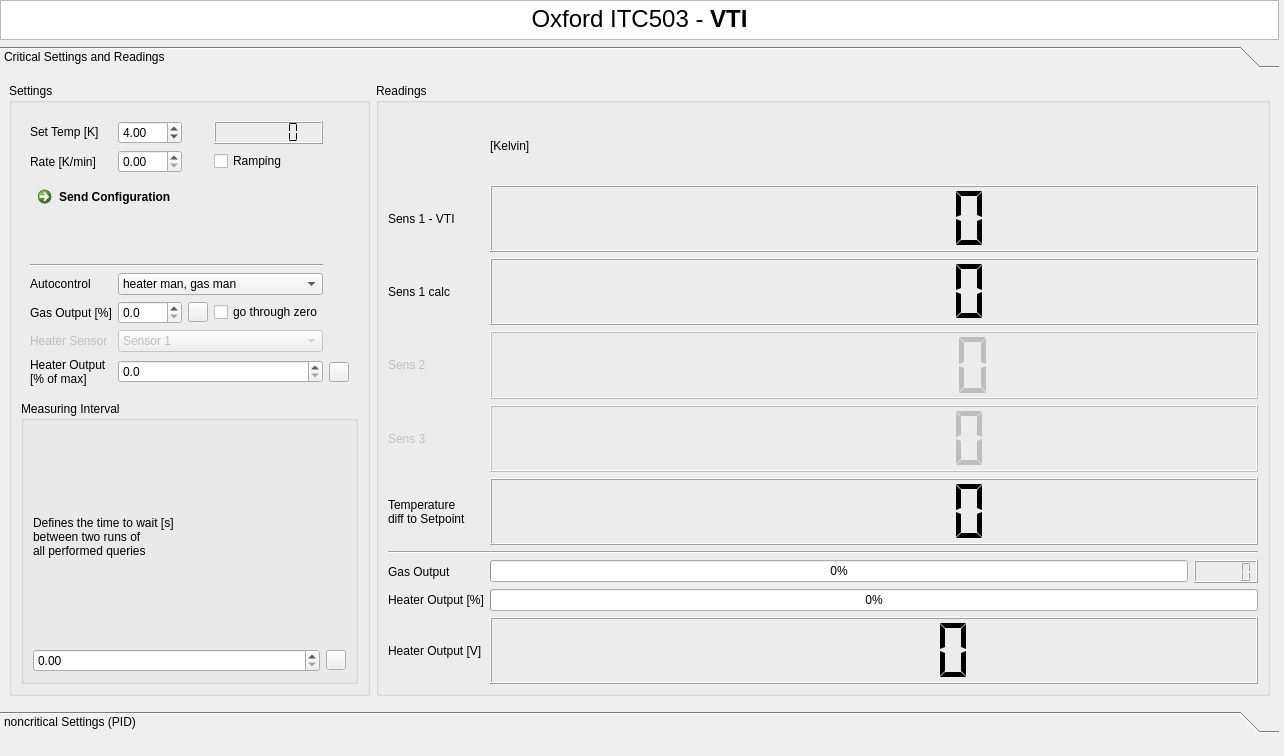
Qt form CryostatGUI/Oxford/itc503_Qwidget.ui (Cryostat-GUI/Cryostat-GUI) before a commit.
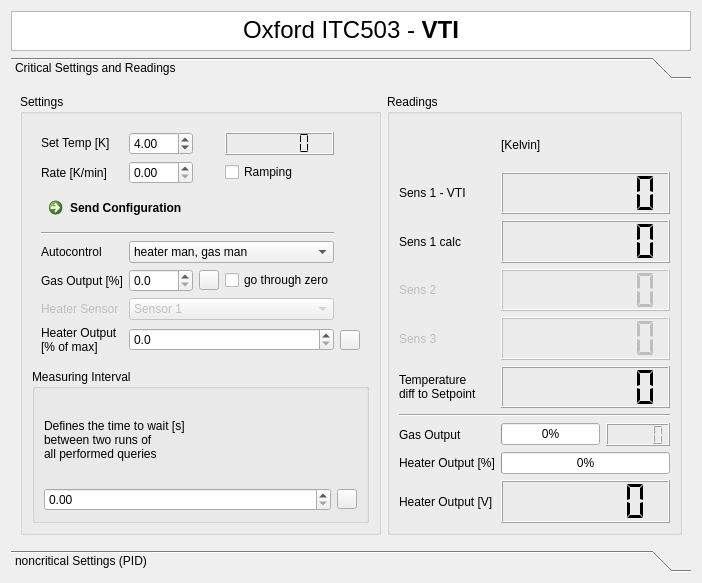
The same form after that commit. The open tabs and pages were chosen to show the change. Icons and pictures are not drawn.

Commit message: update itc503 gui window for proper grid and resizing

Patch:
```diff
--- a/CryostatGUI/Oxford/itc503_Qwidget.ui
+++ b/CryostatGUI/Oxford/itc503_Qwidget.ui
@@ -6,22 +6,16 @@
    <rect>
     <x>0</x>
     <y>0</y>
-    <width>1284</width>
-    <height>756</height>
+    <width>698</width>
+    <height>579</height>
    </rect>
   </property>
   <property name="windowTitle">
    <string>Form</string>
   </property>
+  <layout class="QGridLayout" name="gridLayout_3">
+   <item row="0" column="0">
   <widget class="QTextBrowser" name="textBrowser">
-   <property name="geometry">
-    <rect>
-     <x>0</x>
-     <y>0</y>
-     <width>1279</width>
-     <height>40</height>
-    </rect>
-   </property>
    <property name="maximumSize">
     <size>
      <width>16777215</width>
@@ -39,18 +33,12 @@
 &lt;html&gt;&lt;head&gt;&lt;meta name=&quot;qrichtext&quot; content=&quot;1&quot; /&gt;&lt;style type=&quot;text/css&quot;&gt;
 p, li { white-space: pre-wrap; }
 &lt;/style&gt;&lt;/head&gt;&lt;body style=&quot; font-family:'MS Shell Dlg 2'; font-size:8.25pt; font-weight:400; font-style:normal;&quot;&gt;
-&lt;p align=&quot;center&quot; style=&quot; margin-top:0px; margin-bottom:0px; margin-left:0px; margin-right:0px; -qt-block-indent:0; text-indent:0px;&quot;&gt;&lt;span style=&quot; font-family:'MS Shell Dlg 2'; font-size:18pt;&quot;&gt;Oxford ITC503 - &lt;/span&gt;&lt;span style=&quot; font-family:'MS Shell Dlg 2'; font-size:18pt; font-weight:600;&quot;&gt;VTI&lt;/span&gt;&lt;/p&gt;&lt;/body&gt;&lt;/html&gt;</string>
-   </property>
-  </widget>
+&lt;p align=&quot;center&quot; style=&quot; margin-top:0px; margin-bottom:0px; margin-left:0px; margin-right:0px; -qt-block-indent:0; text-indent:0px;&quot;&gt;&lt;span style=&quot; font-size:18pt;&quot;&gt;Oxford ITC503 - &lt;/span&gt;&lt;span style=&quot; font-size:18pt; font-weight:600;&quot;&gt;VTI&lt;/span&gt;&lt;/p&gt;&lt;/body&gt;&lt;/html&gt;</string>
+     </property>
+    </widget>
+   </item>
+   <item row="1" column="0">
   <widget class="QToolBox" name="toolBox">
-   <property name="geometry">
-    <rect>
-     <x>0</x>
-     <y>46</y>
-     <width>1279</width>
-     <height>687</height>
-    </rect>
-   </property>
    <property name="minimumSize">
     <size>
      <width>680</width>
@@ -71,8 +59,8 @@
      <rect>
       <x>0</x>
       <y>0</y>
-      <width>660</width>
-      <height>388</height>
+        <width>680</width>
+        <height>461</height>
      </rect>
     </property>
     <attribute name="label">
@@ -847,6 +835,8 @@
     </layout>
    </widget>
   </widget>
+   </item>
+  </layout>
  </widget>
  <resources/>
  <connections/>
```
Left out of the diff: 6 changed lines with no effect on the pictures. Lines whose indentation alone changed are shown as unchanged.
